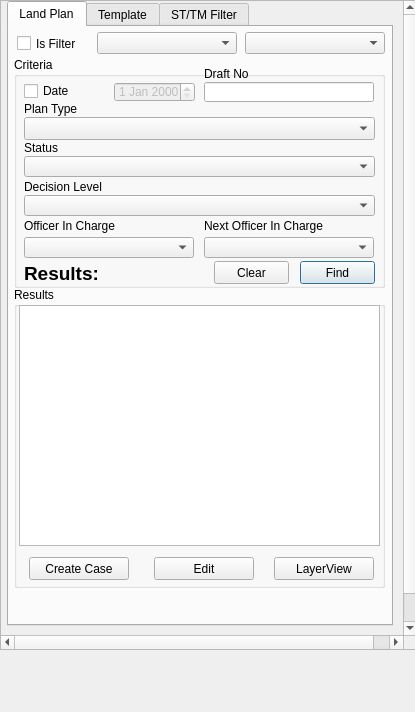
Qt form view/PlanNavigatorWidget.ui (teamlm2/lm2_mgis) before a commit.
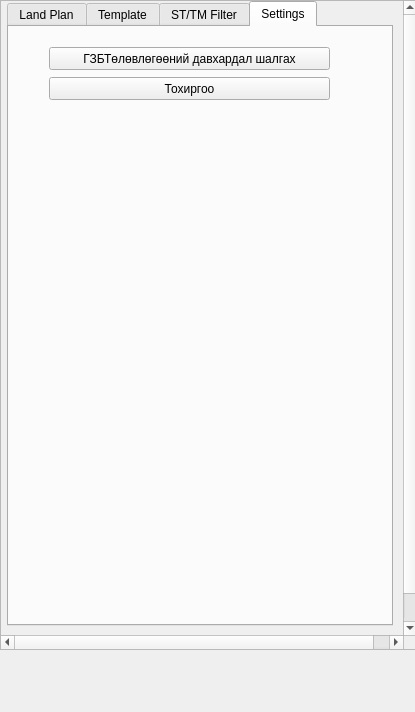
The same form after that commit.

The edit to the form file:
```diff
--- a/view/PlanNavigatorWidget.ui
+++ b/view/PlanNavigatorWidget.ui
@@ -93,7 +93,7 @@
        </size>
       </property>
       <property name="currentIndex">
-       <number>0</number>
+       <number>3</number>
       </property>
       <property name="usesScrollButtons">
        <bool>true</bool>
@@ -1080,6 +1080,37 @@
         </widget>
        </widget>
       </widget>
+      <widget class="QWidget" name="tab_2">
+       <attribute name="title">
+        <string>Settings</string>
+       </attribute>
+       <widget class="QPushButton" name="pushButton">
+        <property name="geometry">
+         <rect>
+          <x>40</x>
+          <y>20</y>
+          <width>281</width>
+          <height>23</height>
+         </rect>
+        </property>
+        <property name="text">
+         <string>ГЗБТөлөвлөгөөний давхардал шалгах</string>
+        </property>
+       </widget>
+       <widget class="QPushButton" name="settings_button">
+        <property name="geometry">
+         <rect>
+          <x>40</x>
+          <y>50</y>
+          <width>281</width>
+          <height>23</height>
+         </rect>
+        </property>
+        <property name="text">
+         <string>Тохиргоо</string>
+        </property>
+       </widget>
+      </widget>
      </widget>
     </widget>
    </widget>
```
Left out of the diff: 6 changed lines with no effect on the pictures.
